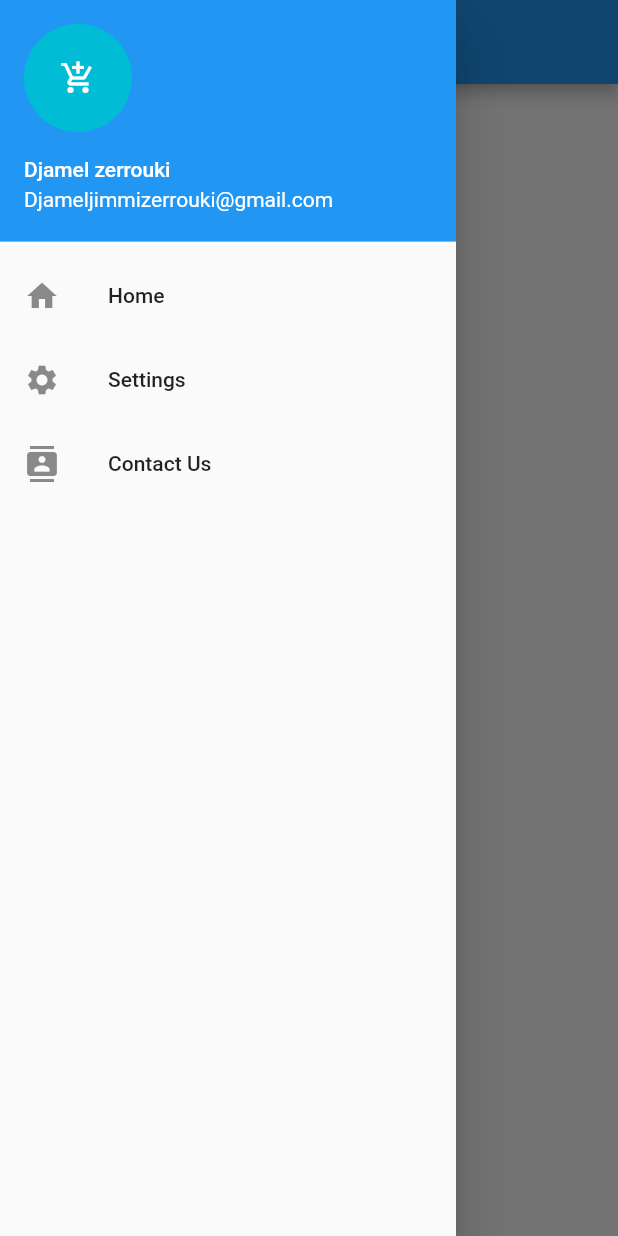
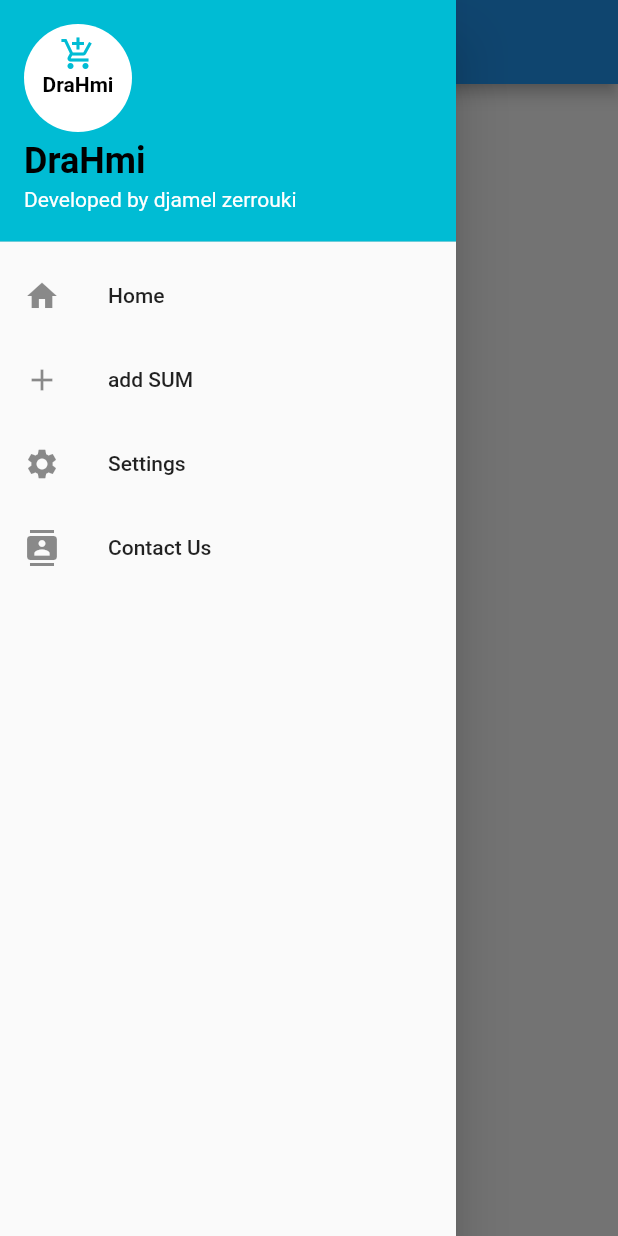
Before and after one commit to djamelzerrouki/DraHmi, a Flutter app: the screen it shows after launch, with the side drawer open, on a phone screen of 412 x 824 dp. Run offline on Flutter 3.47's test engine with Material 2 defaults, Android fonts, the phone set to English and light mode, and no system bars; our stand-ins replace shared_preferences, sqflite; accounts and stored records are empty.

```diff
--- a/lib/main.dart
+++ b/lib/main.dart
@@ -75,13 +75,25 @@ class _MyHomePageState extends State<MyHomePage> {
           // Important: Remove any padding from the ListView.
           padding: EdgeInsets.zero,
           children: <Widget>[
-            UserAccountsDrawerHeader(
-               accountName: Text("Djamel zerrouki"),
-              accountEmail: Text("Djameljimmizerrouki@gmail.com"),
-              currentAccountPicture: CircleAvatar(
-                backgroundColor: Colors.cyan,
-                child: Icon(Icons.add_shopping_cart ,color:Colors.white),
-              ),
+            Center(
+              child: UserAccountsDrawerHeader(
+                 decoration: BoxDecoration(color: Colors.cyan ),
+                 accountName: Text("DraHmi",style: TextStyle(fontSize: 24.0,fontWeight: FontWeight.bold,color: Colors.black)),
+                accountEmail: Text("Developed by djamel zerrouki"),
+                currentAccountPicture: CircleAvatar(
+                  backgroundColor: Colors.white,
+                 child: Padding(
+                   padding: const EdgeInsets.all(8.0),
+                   child: Column(
+                      children: <Widget>[
+                        Icon(Icons.add_shopping_cart ,color:Colors.cyan),
+                        Text("DraHmi",style: TextStyle(fontSize: 14.0,fontWeight: FontWeight.bold,color: Colors.black)),
+                      ],
+                    ),
+                 ),
+                  ),
+                ),
+
             ),
             ListTile(
               leading: Icon(Icons.home), title: Text("Home"),
@@ -89,6 +101,15 @@ class _MyHomePageState extends State<MyHomePage> {
                 Navigator.pop(context);
               },
             ),
+
+            ListTile(
+              leading: Icon(Icons.add), title: Text("add SUM"),
+              onTap: () {
+        Navigator.of(context).push(
+            MaterialPageRoute(builder: (context) => SharedPreferenceDemo()));
+    },
+            ),
+
             ListTile(
               leading: Icon(Icons.settings), title: Text("Settings"),
               onTap: () {
@@ -105,6 +126,9 @@ class _MyHomePageState extends State<MyHomePage> {
         ),
       ),
 
+
+
+//
       appBar: AppBar(
         // Here we take the value from the MyHomePage object that was created by
         // the App.build method, and use it to set our appbar title.
```
Also changed, not shown: lib/actions/add_editOperation.dart (+9 -4 lines), lib/actions/sharedprefrencess.dart (+2 -6 lines).
